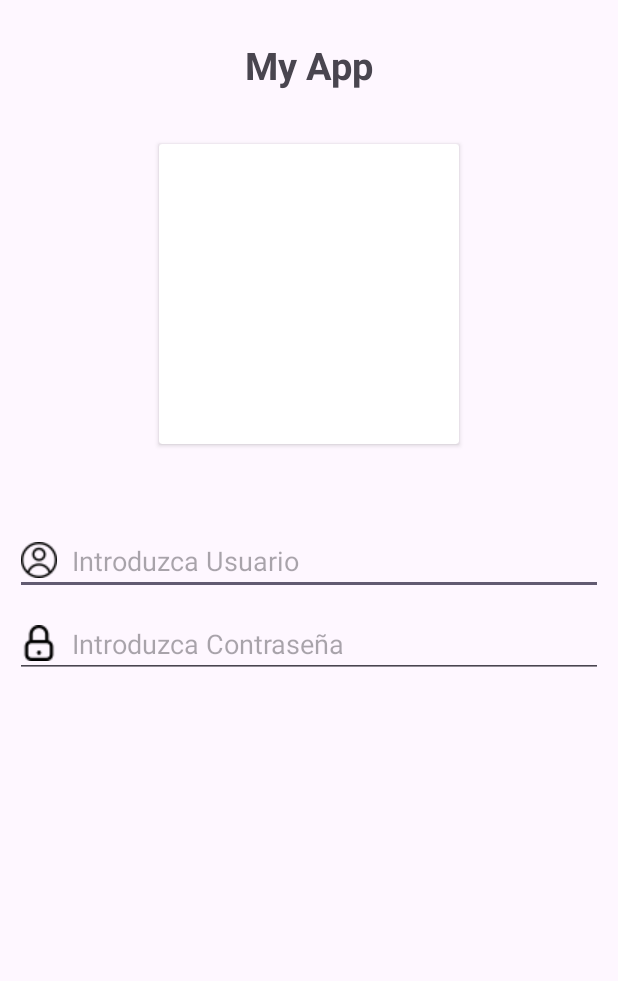
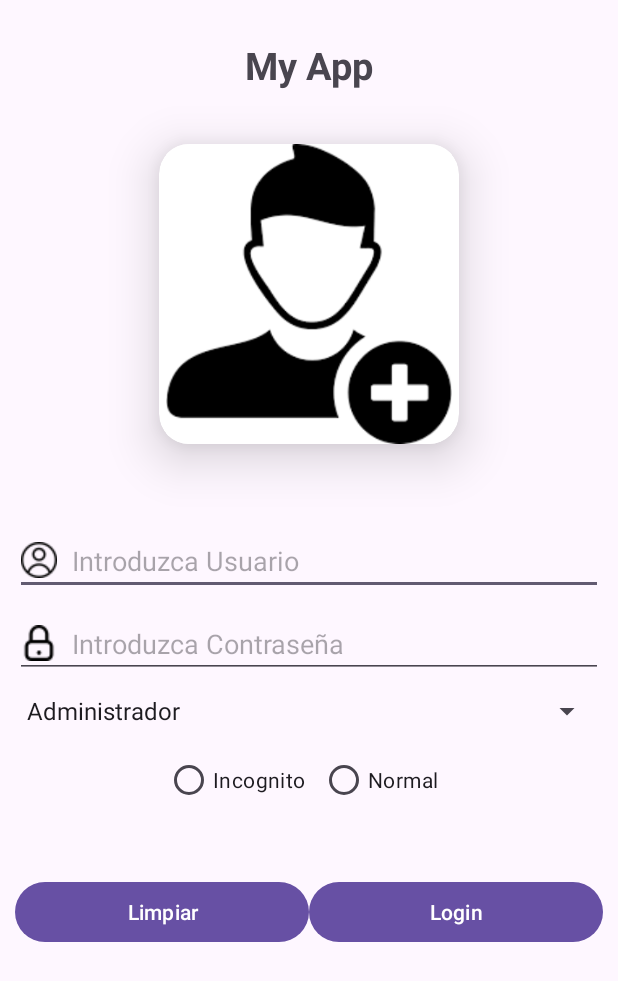
Before and after one commit to AdrienBref/Users, an Android app: the layout activity_main.xml on its own in the app's theme, with its tools: preview values and no code run, on a phone screen of 412 x 824 dp. Shown: the top 981 px of the screen. Run offline under Robolectric (Android 15) with nearby library versions, the phone set to English and light mode, and no system bars.

Commit message:
Having finished the graphic part of the main screen, I have already started the functional part

```diff
--- a/app/build.gradle.kts
+++ b/app/build.gradle.kts
@@ -30,6 +30,9 @@ android {
     kotlinOptions {
         jvmTarget = "1.8"
     }
+    viewBinding {
+        enable = true
+    }
 }
 
 dependencies {
--- a/app/src/main/res/layout/activity_main.xml
+++ b/app/src/main/res/layout/activity_main.xml
@@ -4,8 +4,8 @@
     xmlns:tools="http://schemas.android.com/tools"
     android:layout_width="match_parent"
     android:layout_height="match_parent"
-    tools:context=".MainActivity"
-    android:padding="10dp">
+    android:padding="10dp"
+    tools:context=".MainActivity">
 
     <TextView
         android:id="@+id/Title"
@@ -23,6 +23,8 @@
         android:id="@+id/CardImageUser"
         android:layout_width="wrap_content"
         android:layout_height="wrap_content"
+        app:cardCornerRadius="20dp"
+        app:cardElevation="20dp"
         app:layout_constraintBottom_toTopOf="@+id/guideline2"
         app:layout_constraintEnd_toEndOf="parent"
         app:layout_constraintStart_toStartOf="parent"
@@ -32,17 +34,17 @@
             android:id="@+id/imageUserMain"
             android:layout_width="200dp"
             android:layout_height="200dp"
-/>
+            android:src="@drawable/signuplogo" />
 
     </androidx.cardview.widget.CardView>
 
     <EditText
-        android:drawableLeft="@drawable/usuario"
-        android:drawablePadding="10dp"
         android:id="@+id/user"
         android:layout_width="0dp"
         android:layout_height="wrap_content"
         android:layout_marginTop="20dp"
+        android:drawableLeft="@drawable/usuario"
+        android:drawablePadding="10dp"
         android:hint="Introduzca Usuario"
         android:inputType="text"
         app:layout_constraintEnd_toEndOf="parent"
@@ -50,17 +52,73 @@
         app:layout_constraintTop_toTopOf="@+id/guideline2" />
 
     <EditText
-        android:drawableLeft="@drawable/lockpass"
-        android:drawablePadding="10dp"
         android:id="@+id/password"
         android:layout_width="0dp"
         android:layout_height="wrap_content"
         android:layout_marginTop="10dp"
+        android:drawableLeft="@drawable/lockpass"
+        android:drawablePadding="10dp"
         android:hint="Introduzca Contraseña"
         android:inputType="textPassword"
         app:layout_constraintEnd_toEndOf="@+id/user"
         app:layout_constraintStart_toStartOf="@+id/user"
         app:layout_constraintTop_toBottomOf="@+id/user" />
+
+
+    <Spinner
+        android:entries="@array/perfiles"
+        android:id="@+id/spinnerPerfil"
+        android:layout_width="0dp"
+        android:layout_height="wrap_content"
+        android:layout_marginTop="10dp"
+        app:layout_constraintEnd_toEndOf="@+id/password"
+        app:layout_constraintStart_toStartOf="@+id/password"
+        app:layout_constraintTop_toBottomOf="@+id/password" />
+
+
+    <RadioGroup
+        android:id="@+id/profileGroup"
+        android:layout_width="wrap_content"
+        android:layout_height="wrap_content"
+        android:layout_marginTop="10dp"
+        android:orientation="horizontal"
+        app:layout_constraintEnd_toEndOf="@+id/spinnerPerfil"
+        app:layout_constraintStart_toStartOf="@+id/spinnerPerfil"
+        app:layout_constraintTop_toBottomOf="@+id/spinnerPerfil">
+
+        <RadioButton
+            android:id="@+id/privateProfile"
+            android:layout_width="wrap_content"
+            android:layout_height="wrap_content"
+            android:layout_marginRight="10dp"
+            android:text="Incognito" />
+
+        <RadioButton
+            android:id="@+id/normalProfile"
+            android:layout_width="wrap_content"
+            android:layout_height="wrap_content"
+            android:layout_marginRight="10dp"
+            android:text="Normal" />
+    </RadioGroup>
+
+    <Button
+        android:id="@+id/cleanText"
+        android:layout_width="0dp"
+        android:layout_height="wrap_content"
+        android:layout_marginTop="40dp"
+        android:text="Limpiar"
+        app:layout_constraintEnd_toStartOf="@+id/guideline"
+        app:layout_constraintStart_toStartOf="parent"
+        app:layout_constraintTop_toBottomOf="@+id/profileGroup" />
+
+    <Button
+        android:id="@+id/Login"
+        android:layout_width="0dp"
+        android:layout_height="wrap_content"
+        android:text="Login"
+        app:layout_constraintEnd_toEndOf="parent"
+        app:layout_constraintStart_toStartOf="@+id/guideline"
+        app:layout_constraintTop_toTopOf="@+id/cleanText" />
 
     <androidx.constraintlayout.widget.Guideline
         android:id="@+id/guideline2"
@@ -69,5 +127,12 @@
         android:orientation="horizontal"
         app:layout_constraintGuide_percent="0.4" />
 
+    <androidx.constraintlayout.widget.Guideline
+        android:id="@+id/guideline"
+        android:layout_width="wrap_content"
+        android:layout_height="wrap_content"
+        android:orientation="vertical"
+        app:layout_constraintGuide_percent="0.50" />
+
 
 </androidx.constraintlayout.widget.ConstraintLayout>
--- a/app/src/main/res/values/strings.xml
+++ b/app/src/main/res/values/strings.xml
@@ -1,3 +1,9 @@
 <resources>
     <string name="app_name">Users</string>
+    <string-array name="perfiles">
+        <item>Administrador</item>
+        <item>Usuario</item>
+        <item>Invitado</item>
+    </string-array>
+    <string name="mensaje_datos">Faltan Datos</string>
 </resources>
```
Also changed, not shown: app/src/main/java/com/dam/users/MainActivity.kt (+56 -2 lines).
